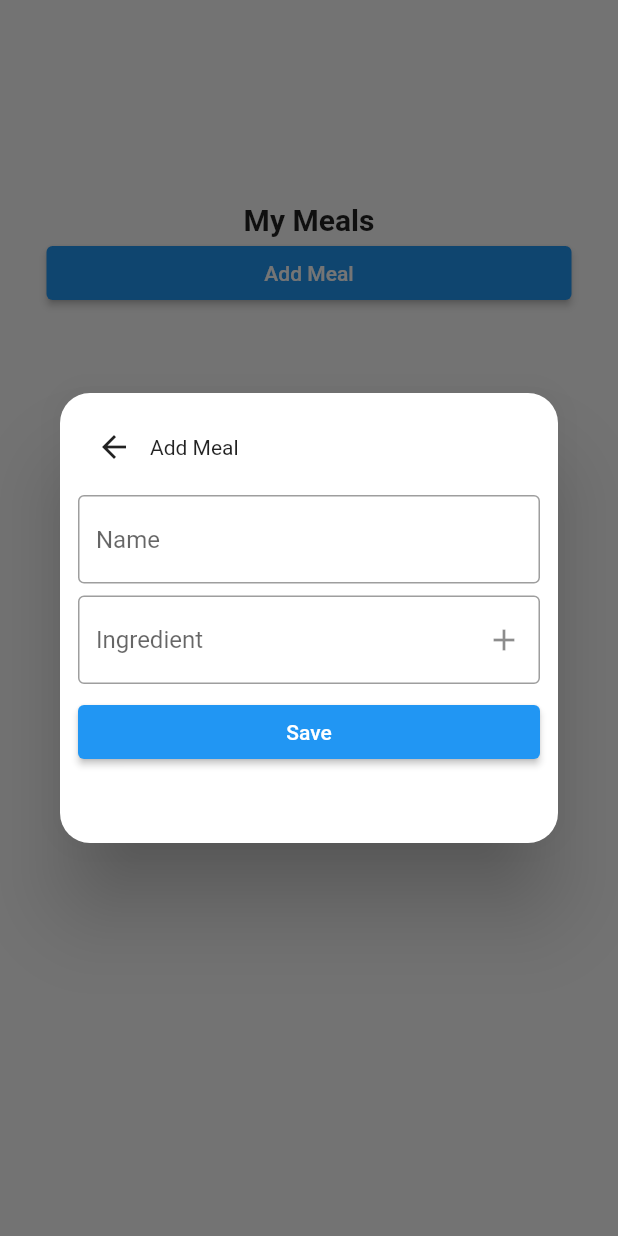
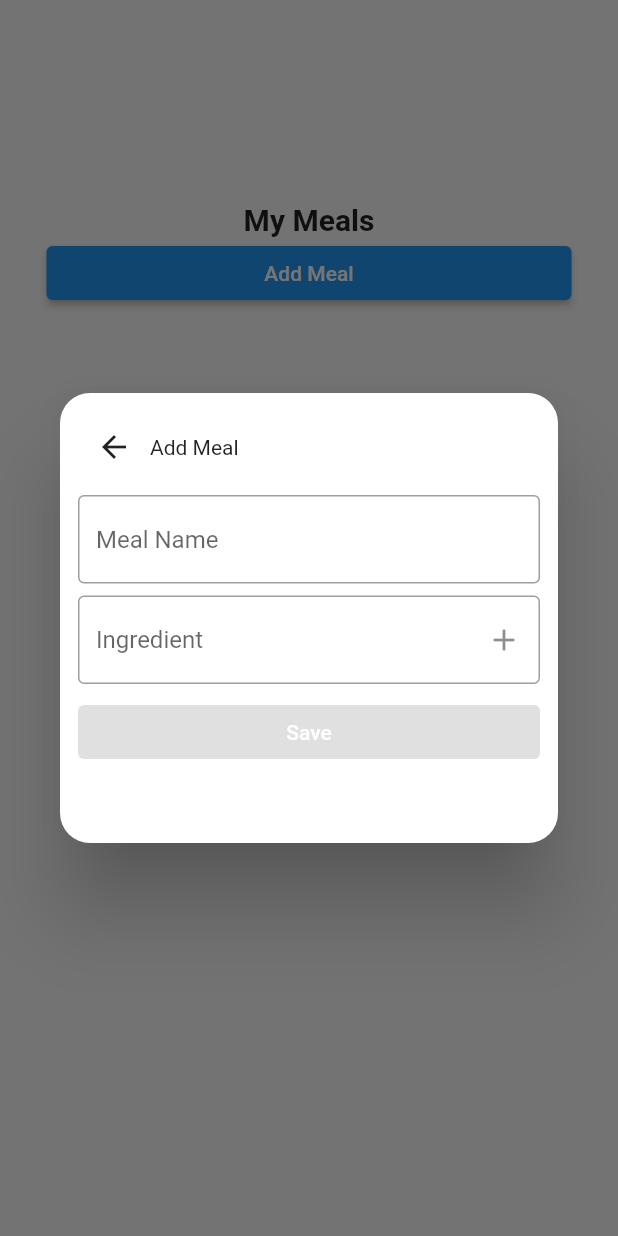
Before and after one commit to oisinfarrell00/Meal-Plan-App, a Flutter app: the MealPage widget shown alone on an empty page, opened directly, after a tap on "Add Meal", on a phone screen of 412 x 824 dp. Run offline on Flutter 3.47's test engine with Material 2 defaults, Android fonts, the light colour scheme and no system bars; our stand-ins replace cloud_firestore, firebase_core; accounts and stored records are empty.

Commit message:
Added some error handling to add meal dialog. Need to ensure its large enough to support error message

```diff
--- /dev/null
+++ b/meal_plan_app/lib/add_meal_dialog_widget.dart
@@ -0,0 +1,136 @@
+import 'package:flutter/material.dart';
+import 'Meal.dart';
+
+class TextSubmitForm extends StatefulWidget {
+  const TextSubmitForm({Key? key}) : super(key: key);
+
+  @override
+  State<TextSubmitForm> createState() => _TextSubmitWidgetState();
+}
+
+class _TextSubmitWidgetState extends State<TextSubmitForm> {
+  final addFoodNameController = TextEditingController();
+  final addFoodIngredientController = TextEditingController();
+
+  var ingredients = <String>[];
+
+  @override
+  void dispose() {
+    addFoodNameController.dispose();
+    addFoodIngredientController.dispose();
+    super.dispose();
+  }
+
+  void cleanUpDialog() {
+    Navigator.of(context).pop();
+    addFoodIngredientController.clear();
+    addFoodNameController.clear();
+    ingredients = [];
+  }
+
+  final _formKey = GlobalKey<FormState>();
+  String _name = '';
+  String ingredientsErrorText = '';
+
+  void _submit() {
+    if (_formKey.currentState!.validate()) {
+      var meal =
+          Meal(name: addFoodNameController.text, ingredients: ingredients);
+      meal.addMealToDatabase(meal);
+      cleanUpDialog();
+    }
+  }
+
+  String? validate(text) {
+    final validCharacters = RegExp(r'^[a-zA-Z&%=]+$');
+    if (text.toString().replaceAll(" ", "") == "") {
+      return 'Can\'t be empty';
+    }
+    if (!validCharacters.hasMatch(text.toString())) {
+      return 'Can\'t have special characters';
+    }
+
+    return null;
+  }
+
+  @override
+  Widget build(BuildContext context) {
+    return Dialog(
+      shape: RoundedRectangleBorder(borderRadius: BorderRadius.circular(20.0)),
+      child: SizedBox(
+        height: 300,
+        child: Padding(
+          padding: const EdgeInsets.all(12.0),
+          child: Column(
+            children: [
+              Row(
+                children: [
+                  IconButton(
+                      onPressed: () {
+                        cleanUpDialog();
+                      },
+                      icon: const Icon(Icons.arrow_back)),
+                  const Text("Add Meal"),
+                ],
+              ),
+              Form(
+                key: _formKey,
+                child: Column(
+                  mainAxisSize: MainAxisSize.min,
+                  crossAxisAlignment: CrossAxisAlignment.stretch,
+                  children: [
+                    Padding(
+                      padding: const EdgeInsets.only(top: 8.0, bottom: 8.0),
+                      child: TextFormField(
+                        controller: addFoodNameController,
+                        decoration: const InputDecoration(
+                            border: OutlineInputBorder(
+                              borderSide:
+                                  BorderSide(width: 3, color: Colors.black),
+                            ),
+                            hintText: 'Meal Name'),
+                        validator: (text) {
+                          return validate(text);
+                        },
+                        onChanged: (text) => setState(() => _name = text),
+                      ),
+                    ),
+                    Padding(
+                      padding: const EdgeInsets.only(bottom: 8.0),
+                      child: TextFormField(
+                        controller: addFoodIngredientController,
+                        decoration: InputDecoration(
+                            suffixIcon: IconButton(
+                                icon: const Icon(Icons.add),
+                                onPressed: () {
+                                  if (addFoodIngredientController
+                                      .text.isNotEmpty) {
+                                    ingredients
+                                        .add(addFoodIngredientController.text);
+                                    addFoodIngredientController.clear();
+                                  }
+                                }),
+                            border: const OutlineInputBorder(
+                              borderSide:
+                                  BorderSide(width: 3, color: Colors.black),
+                            ),
+                            hintText: 'Ingredient'),
+                      ),
+                    ),
+                    ElevatedButton(
+                      onPressed: _name.isNotEmpty ? _submit : null,
+                      child: const Text(
+                        'Save',
+                        style: TextStyle(color: Colors.white),
+                      ),
+                    ),
+                  ],
+                ),
+              ),
+            ],
+          ),
+        ),
+      ),
+    );
+  }
+}
--- a/meal_plan_app/lib/meal.dart
+++ b/meal_plan_app/lib/meal.dart
@@ -30,6 +30,17 @@ class Meal {
     }
   }
 
+  Future<void> removeMealToDatabase(Meal meal) async {
+    try {
+      final docUser =
+          FirebaseFirestore.instance.collection("Meals").doc(meal.name);
+      debugPrint(docUser.toString());
+      await docUser.delete();
+    } catch (e) {
+      debugPrint("Error removing meal to database: $e");
+    }
+  }
+
   Future<void> addMealsToDatabase(List<Meal> meals) async {
     try {
       final batch = FirebaseFirestore.instance.batch();
--- a/meal_plan_app/lib/meal_page.dart
+++ b/meal_plan_app/lib/meal_page.dart
@@ -1,6 +1,7 @@
 import 'package:flutter/material.dart';
 import 'package:cloud_firestore/cloud_firestore.dart';
 import 'package:meal_plan_app/meal.dart';
+import 'add_meal_dialog_widget.dart';
 import 'assets/constants.dart' as constants;
 
 class MealPage extends StatefulWidget {
@@ -11,6 +12,7 @@ class MealPage extends StatefulWidget {
 }
 
 class _MealPageState extends State<MealPage> {
+  Widget addMealDialog = const TextSubmitForm();
   final addFoodNameController = TextEditingController();
   final addFoodIngredientController = TextEditingController();
   var ingredients = <String>[];
@@ -33,80 +35,7 @@ class _MealPageState extends State<MealPage> {
     showDialog(
         context: context,
         builder: (BuildContext context) {
-          return Dialog(
-            shape: RoundedRectangleBorder(
-                borderRadius: BorderRadius.circular(20.0)),
-            child: SizedBox(
-              height: 300,
-              child: Padding(
-                padding: const EdgeInsets.all(12.0),
-                child: Column(
-                  children: [
-                    Row(
-                      children: [
-                        IconButton(
-                            onPressed: () {
-                              cleanUpDialog();
-                            },
-                            icon: const Icon(Icons.arrow_back)),
-                        const Text("Add Meal"),
-                      ],
-                    ),
-                    Padding(
-                      padding: const EdgeInsets.only(top: 8.0, bottom: 8.0),
-                      child: TextField(
-                        controller: addFoodNameController,
-                        decoration: const InputDecoration(
-                            border: OutlineInputBorder(
-                              borderSide:
-                                  BorderSide(width: 3, color: Colors.black),
-                            ),
-                            hintText: 'Name'),
-                      ),
-                    ),
-                    Padding(
-                      padding: const EdgeInsets.only(bottom: 8.0),
-                      child: TextField(
-                        controller: addFoodIngredientController,
-                        decoration: InputDecoration(
-                            suffixIcon: IconButton(
-                                icon: const Icon(Icons.add),
-                                onPressed: () {
-                                  ingredients
-                                      .add(addFoodIngredientController.text);
-                                  addFoodIngredientController.clear();
-                                }),
-                            border: const OutlineInputBorder(
-                              borderSide:
-                                  BorderSide(width: 3, color: Colors.black),
-                            ),
-                            hintText: 'Ingredient'),
-                      ),
-                    ),
-                    SizedBox(
-                      width: constants.CONTENT_WIDTH,
-                      child: ElevatedButton(
-                        style: ElevatedButton.styleFrom(
-                          backgroundColor: Colors.blue,
-                        ),
-                        onPressed: () {
-                          var meal = Meal(
-                              name: addFoodNameController.text,
-                              ingredients: ingredients);
-                          meal.addMealToDatabase(meal);
-                          cleanUpDialog();
-                        },
-                        child: const Text(
-                          "Save",
-                          style: TextStyle(color: Colors.white),
-                        ),
-                      ),
-                    )
-                  ],
-                ),
-              ),
-            ),
-          );
+          return addMealDialog;
         });
   }
 
@@ -154,12 +83,30 @@ class _MealPageState extends State<MealPage> {
                         return ListTile(
                           leading: const Icon(Icons.list),
                           title: Text("${mealList[index]['name']}"),
-                          trailing: IconButton(
-                            icon: const Icon(
-                              Icons.edit,
-                              color: Colors.greenAccent,
-                            ),
-                            onPressed: () {},
+                          trailing: Row(
+                            mainAxisSize: MainAxisSize.min,
+                            children: [
+                              IconButton(
+                                icon: const Icon(
+                                  Icons.remove_circle_outline,
+                                  color: Colors.redAccent,
+                                ),
+                                onPressed: () {
+                                  Meal mealToRemove = Meal(
+                                      name: mealList[index]['name'],
+                                      ingredients: ingredients);
+                                  mealToRemove
+                                      .removeMealToDatabase(mealToRemove);
+                                },
+                              ),
+                              IconButton(
+                                icon: const Icon(
+                                  Icons.edit,
+                                  color: Colors.greenAccent,
+                                ),
+                                onPressed: () {},
+                              ),
+                            ],
                           ),
                         );
                       }));
```
